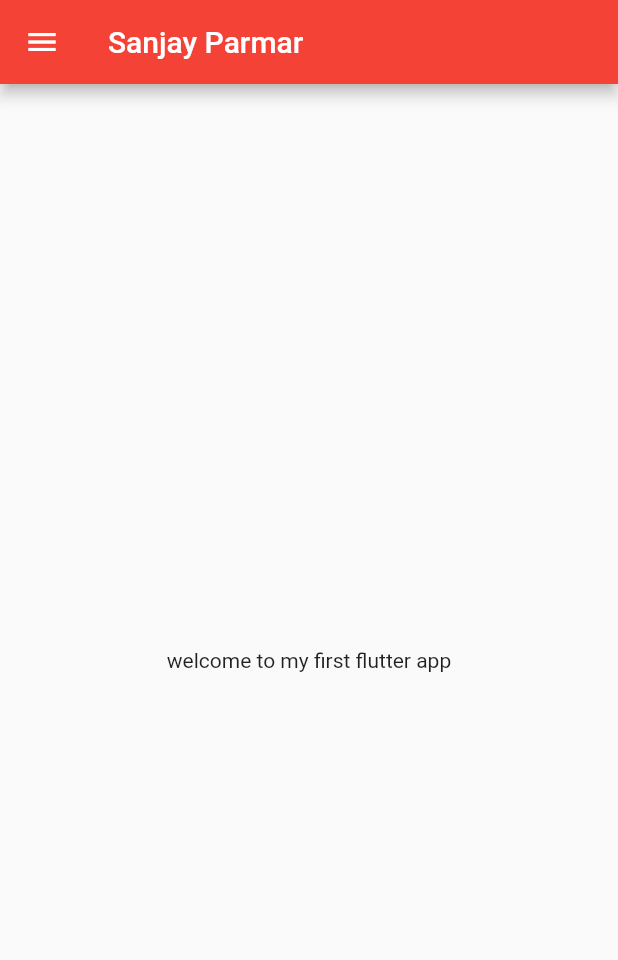
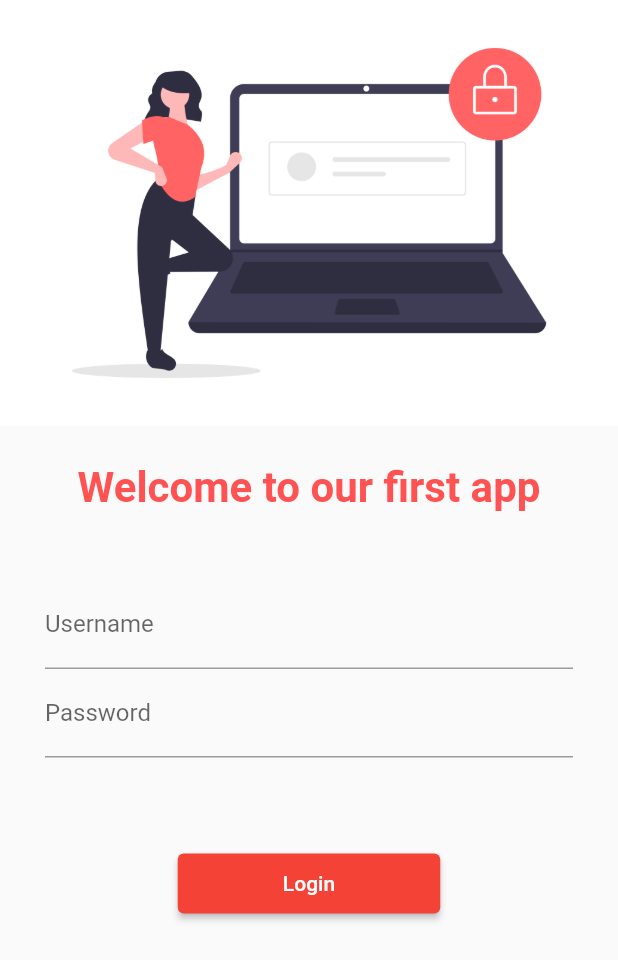
Before and after one commit to LegendSP/learning_flutter, a Flutter app: the screen it shows after launch, on a phone screen of 412 x 824 dp. Shown: the top 960 px of the screen. Run offline on Flutter 3.47's test engine with Material 2 defaults, Android fonts, the phone set to English and light mode, and no system bars.

Commit message:
learning flutter day 2 complelte

```diff
--- a/lib/main.dart
+++ b/lib/main.dart
@@ -1,5 +1,6 @@
 import 'package:flutter/material.dart';
 import 'package:flutter_application_1/pages/login_page.dart';
+import 'package:flutter_application_1/utilities/myRoutes.dart';
 import 'pages/home.dart';
 
 void main() {
@@ -13,13 +14,15 @@ class myApp extends StatelessWidget {
   Widget build(BuildContext context) {
     return MaterialApp(
       themeMode: ThemeMode.light,
-      theme: ThemeData(primarySwatch: Colors.red),
+      theme: ThemeData(
+        primarySwatch: Colors.red,
+      ),
       darkTheme: ThemeData(brightness: Brightness.dark),
-      initialRoute: "/home",
+      debugShowCheckedModeBanner: false,
       routes: {
         "/": (context) => Login(),
-        "/home": (context) => Home(),
-        "/login": (context) => Login(),
+        myRoutes.homeRoute: (context) => Home(),
+        myRoutes.loginRoute: (context) => Login(),
       },
     );
   }
--- a/lib/pages/login_page.dart
+++ b/lib/pages/login_page.dart
@@ -1,4 +1,5 @@
 import 'package:flutter/material.dart';
+import 'package:flutter_application_1/utilities/myRoutes.dart';
 
 class Login extends StatelessWidget {
   const Login({super.key});
@@ -6,16 +7,57 @@ class Login extends StatelessWidget {
   @override
   Widget build(BuildContext context) {
     return Material(
-      child: Center(
-          child: Text(
-        "Login Page",
-        style: TextStyle(
-          fontWeight: FontWeight.bold,
-          color: Colors.redAccent,
-          fontSize: 14,
-        ),
-        textScaleFactor: 2.0,
-      )),
-    );
+        child: SingleChildScrollView(
+      child: Column(
+        children: [
+          Image.asset(
+            "images/login_img.png",
+            fit: BoxFit.fitWidth,
+          ),
+          SizedBox(
+            height: 25,
+          ),
+          Text(
+            "Welcome to our first app",
+            style: TextStyle(
+              fontWeight: FontWeight.bold,
+              fontSize: 28,
+              color: Colors.redAccent,
+            ),
+          ),
+          SizedBox(
+            height: 25,
+          ),
+          Padding(
+            padding: const EdgeInsets.symmetric(vertical: 20, horizontal: 30),
+            child: Column(
+              children: [
+                TextFormField(
+                  decoration: InputDecoration(
+                      hintText: "Enter username", labelText: "Username"),
+                ),
+                TextFormField(
+                  obscureText: true,
+                  decoration: InputDecoration(
+                      hintText: "Enter password", labelText: "Password"),
+                ),
+              ],
+            ),
+          ),
+          SizedBox(
+            height: 40,
+          ),
+          ElevatedButton(
+            onPressed: () {
+              Navigator.pushNamed(context, myRoutes.homeRoute);
+            },
+            child: Text(
+              "Login",
+            ),
+            style: TextButton.styleFrom(minimumSize: Size(175, 40)),
+          )
+        ],
+      ),
+    ));
   }
 }
--- /dev/null
+++ b/lib/utilities/myRoutes.dart
@@ -0,0 +1,4 @@
+class myRoutes {
+  static String loginRoute = "/login";
+  static String homeRoute = "/home";
+}
--- a/pubspec.yaml
+++ b/pubspec.yaml
@@ -59,9 +59,8 @@ flutter:
   # the material Icons class.
   uses-material-design: true
 
-  # To add assets to your application, add an assets section, like this:
-  # assets:
-  #   - images/a_dot_burr.jpeg
+  assets:
+  - images/
   #   - images/a_dot_ham.jpeg
 
   # An image asset can refer to one or more resolution-specific "variants", see
```
Also changed, not shown: images/login_img.png (added).
